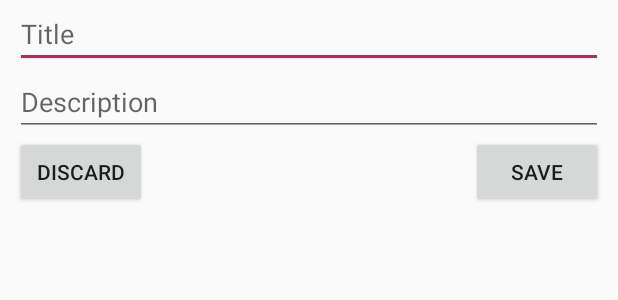
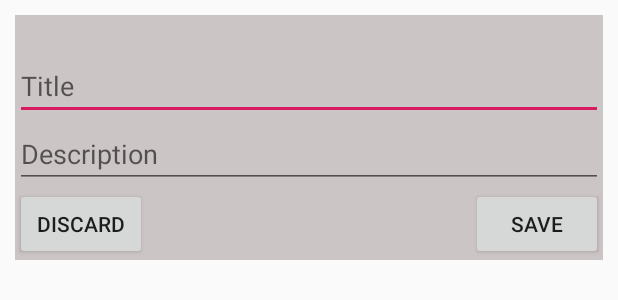
Before and after one commit to ozakeri/generatePassword, an Android app: the layout activity_main2.xml on its own in the app's theme, with its tools: preview values and no code run, on a phone screen of 412 x 824 dp. Shown: the top 300 px of the screen. Run offline under Robolectric (Android 15) with nearby library versions, the phone set to English and light mode, and no system bars.

Commit message:
commited by omid zakeri

```diff
--- a/app/src/main/java/samidsoft/co/passwordgenerator/AddNotesActivity.java
+++ b/app/src/main/java/samidsoft/co/passwordgenerator/AddNotesActivity.java
@@ -3,11 +3,13 @@ package samidsoft.co.passwordgenerator;
 import android.content.Intent;
 import android.os.AsyncTask;
 import android.os.Bundle;
+import android.view.Window;
 import android.widget.Toast;
 
 import androidx.appcompat.app.AppCompatActivity;
 import androidx.appcompat.widget.AppCompatButton;
 import androidx.appcompat.widget.AppCompatEditText;
+import androidx.appcompat.widget.AppCompatTextView;
 
 import java.util.Date;
 
@@ -18,6 +20,9 @@ import samidsoft.co.passwordgenerator.database.DatabaseClient;
 import samidsoft.co.passwordgenerator.model.Note;
 
 public class AddNotesActivity extends AppCompatActivity {
+
+    @BindView(R.id.txt_header)
+    AppCompatTextView txt_header;
 
     @BindView(R.id.input_title1)
     AppCompatEditText text1;
@@ -50,6 +55,7 @@ public class AddNotesActivity extends AppCompatActivity {
     @Override
     protected void onCreate(Bundle savedInstanceState) {
         super.onCreate(savedInstanceState);
+        this.requestWindowFeature(Window.FEATURE_NO_TITLE);
         setContentView(R.layout.activity_main2);
         ButterKnife.bind(this);
 
@@ -62,7 +68,8 @@ public class AddNotesActivity extends AppCompatActivity {
                 text2.setText(note.getDescription());
             }
 
-            System.out.println("EXTRA====" + bundle.getString("EXTRA"));
+            String header = bundle.getString("EXTRA");
+            txt_header.setText(header);
         }
     }
 
--- a/app/src/main/res/layout/activity_main2.xml
+++ b/app/src/main/res/layout/activity_main2.xml
@@ -1,6 +1,5 @@
 <?xml version="1.0" encoding="utf-8"?>
-<androidx.constraintlayout.widget.ConstraintLayout xmlns:android="http://schemas.android.com/apk/res/android"
-    xmlns:tools="http://schemas.android.com/tools"
+<RelativeLayout xmlns:android="http://schemas.android.com/apk/res/android"
     android:layout_width="match_parent"
     android:layout_height="wrap_content">
 
@@ -8,12 +7,28 @@
         android:layout_width="match_parent"
         android:layout_height="wrap_content"
         android:layout_margin="10dp"
-        tools:ignore="MissingConstraints">
+        android:background="@color/backcolor_dialog">
+
+        <RelativeLayout
+            android:id="@+id/header"
+            android:layout_width="match_parent"
+            android:layout_height="wrap_content">
+
+            <androidx.appcompat.widget.AppCompatTextView
+                android:id="@+id/txt_header"
+                android:layout_width="wrap_content"
+                android:layout_height="wrap_content"
+                android:layout_centerInParent="true"
+                android:textSize="18sp"
+                android:textStyle="bold" />
+
+        </RelativeLayout>
 
         <androidx.appcompat.widget.AppCompatEditText
             android:id="@+id/input_title1"
             android:layout_width="match_parent"
             android:layout_height="wrap_content"
+            android:layout_below="@+id/header"
             android:hint="@string/title" />
 
         <androidx.appcompat.widget.AppCompatEditText
@@ -28,23 +43,23 @@
             android:id="@+id/btn_save"
             android:layout_width="wrap_content"
             android:layout_height="wrap_content"
+            android:layout_below="@+id/input_title2"
+            android:layout_alignParentEnd="true"
+            android:layout_alignParentRight="true"
             android:layout_centerHorizontal="true"
-            android:layout_below="@+id/input_title2"
-            android:layout_alignParentRight="true"
-            android:text="@string/save"
-            android:layout_alignParentEnd="true" />
+            android:text="@string/save" />
 
         <androidx.appcompat.widget.AppCompatButton
             android:id="@+id/btn_discard"
             android:layout_width="wrap_content"
             android:layout_height="wrap_content"
+            android:layout_below="@+id/input_title2"
+            android:layout_alignParentStart="true"
+            android:layout_alignParentLeft="true"
             android:layout_centerHorizontal="true"
-            android:text="@string/discard"
-            android:layout_alignParentLeft="true"
-            android:layout_below="@+id/input_title2"
-            android:layout_alignParentStart="true" />
+            android:text="@string/discard" />
 
 
     </RelativeLayout>
 
-</androidx.constraintlayout.widget.ConstraintLayout>
+</RelativeLayout>
--- a/app/src/main/res/values/colors.xml
+++ b/app/src/main/res/values/colors.xml
@@ -5,4 +5,7 @@
     <color name="colorAccent">#D81B60</color>
     <color name="text_date">#BDA9A9</color>
     <color name="cardview_adapter">#ffffff</color>
+    <color name="white">#ffffff</color>
+    <color name="black">#000000</color>
+    <color name="backcolor_dialog">#CCC5C5</color>
 </resources>
```
